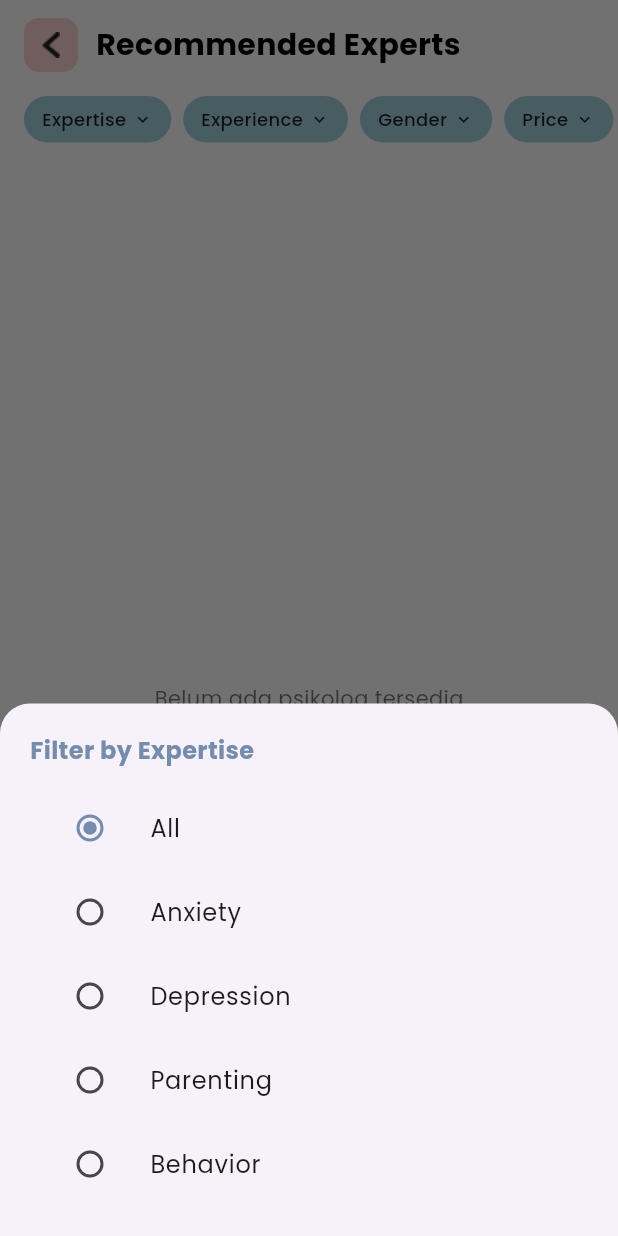
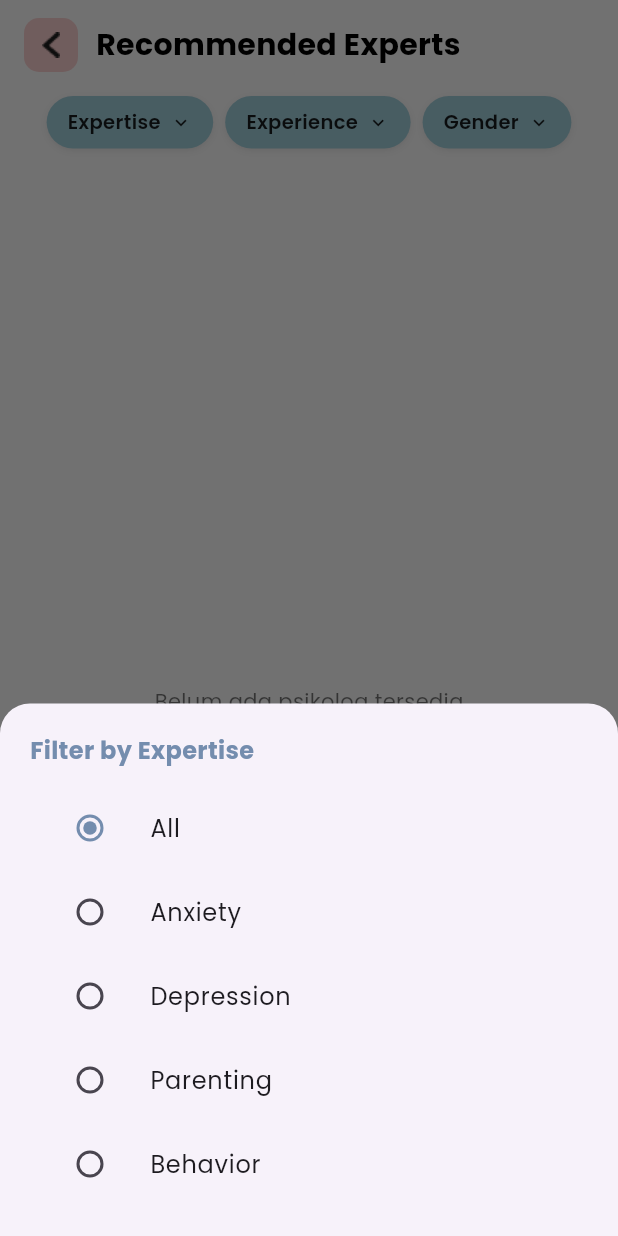
Before and after one commit to FinaIsma/moya_pbl2, a Flutter app: the PsychologistListPage screen opened by its route, after a tap on "Expertise", on a phone screen of 412 x 824 dp. Run offline on Flutter 3.47's test engine with Material 3 defaults, Android fonts, the light colour scheme and no system bars; our stand-ins replace cloud_firestore, file_picker, firebase_auth, firebase_core, fl_chart, google_fonts and 1 more; accounts and stored records are empty.

Commit message:
Redesign psychologist filter UI and remove price feature

```diff
--- a/lib/models/psychologist.dart
+++ b/lib/models/psychologist.dart
@@ -3,7 +3,6 @@ class Psychologist {
   final String name;
   final String title;
   final int experience;
-  final int price;
   final double rating;
   final int totalConsult;
   final List<String> expertise;
@@ -18,7 +17,6 @@ class Psychologist {
     required this.name,
     required this.title,
     required this.experience,
-    required this.price,
     required this.rating,
     required this.totalConsult,
     required this.expertise,
@@ -35,7 +33,6 @@ class Psychologist {
       name: data['name'] ?? '',
       title: data['title'] ?? '',
       experience: int.tryParse(data['experience'].toString()) ?? 0,
-      price: int.tryParse(data['price'].toString()) ?? 0,
       rating: double.tryParse(data['rating'].toString()) ?? 0.0,
       totalConsult: int.tryParse(data['totalConsult'].toString()) ?? 0,
       expertise: List<String>.from(data['expertise'] ?? []),
--- a/lib/screens/dashboard_screen.dart
+++ b/lib/screens/dashboard_screen.dart
@@ -3,6 +3,8 @@ import 'package:flutter/material.dart';
 import 'package:firebase_auth/firebase_auth.dart';
 import 'package:cloud_firestore/cloud_firestore.dart';
 import 'mood_journal_page.dart';
+import 'psychologist_list_page.dart';
+
 
 class DashboardScreen extends StatefulWidget {
   const DashboardScreen({super.key});
@@ -340,7 +342,7 @@ class _DashboardScreenState extends State<DashboardScreen> {
           _actionButton('assets/images/icon_consult.png', "Consult", () {
             Navigator.push(
               context,
-              MaterialPageRoute(builder: (context) => const PlaceholderPage(name: "Consult")),
+              MaterialPageRoute(builder: (context) => const PsychologistListPage()),
             );
           }),
 
--- a/lib/screens/psychologist_list_page.dart
+++ b/lib/screens/psychologist_list_page.dart
@@ -29,11 +29,7 @@ class _PsychologistListPageState extends State<PsychologistListPage> {
     "Behavior",
   ];
 
-  final List<Map<String, dynamic>> priceRanges = [
-    {'label': '< Rp50.000', 'min': 0, 'max': 50000},
-    {'label': 'Rp50.000 - Rp100.000', 'min': 50000, 'max': 100000},
-    {'label': '> Rp100.000', 'min': 100000, 'max': 999999999},
-  ];
+
 
   Stream<List<Psychologist>> getPsychologistStream() {
     return FirebaseFirestore.instance
@@ -54,12 +50,6 @@ class _PsychologistListPageState extends State<PsychologistListPage> {
     if (selectedExperience != null && selectedExperience!.isNotEmpty) {
       final exp = int.tryParse(selectedExperience!) ?? 0;
       list = list.where((p) => p.experience >= exp).toList();
-    }
-    if (selectedPriceRange != null) {
-      list = list.where((p) =>
-        p.price >= selectedPriceRange!['min'] &&
-        p.price <= selectedPriceRange!['max']
-      ).toList();
     }
     return list;
   }
@@ -219,56 +209,6 @@ class _PsychologistListPageState extends State<PsychologistListPage> {
     );
   }
 
-  void _showPriceFilter() {
-    showModalBottomSheet(
-      context: context,
-      shape: const RoundedRectangleBorder(
-        borderRadius: BorderRadius.vertical(top: Radius.circular(20)),
-      ),
-      builder: (_) => Padding(
-        padding: const EdgeInsets.all(20),
-        child: Column(
-          mainAxisSize: MainAxisSize.min,
-          crossAxisAlignment: CrossAxisAlignment.start,
-          children: [
-            Text(
-              'Filter by Price',
-              style: GoogleFonts.poppins(
-                fontWeight: FontWeight.bold,
-                fontSize: 16,
-                color: secondaryBlue,
-              ),
-            ),
-            const SizedBox(height: 12),
-            ListTile(
-              title: Text('All', style: GoogleFonts.poppins()),
-              leading: Radio<Map<String, dynamic>?>(
-                value: null,
-                groupValue: selectedPriceRange,
-                activeColor: secondaryBlue,
-                onChanged: (val) {
-                  setState(() => selectedPriceRange = val);
-                  Navigator.pop(context);
-                },
-              ),
-            ),
-            ...priceRanges.map((r) => ListTile(
-                  title: Text(r['label'], style: GoogleFonts.poppins()),
-                  leading: Radio<Map<String, dynamic>?>(
-                    value: r,
-                    groupValue: selectedPriceRange,
-                    activeColor: secondaryBlue,
-                    onChanged: (val) {
-                      setState(() => selectedPriceRange = val);
-                      Navigator.pop(context);
-                    },
-                  ),
-                )),
-          ],
-        ),
-      ),
-    );
-  }
 
   @override
   Widget build(BuildContext context) {
@@ -329,12 +269,6 @@ class _PsychologistListPageState extends State<PsychologistListPage> {
                     'Gender',
                     selected: selectedGender != null,
                     onTap: _showGenderFilter,
-                  ),
-                  const SizedBox(width: 8),
-                  _filterChip(
-                    'Price',
-                    selected: selectedPriceRange != null,
-                    onTap: _showPriceFilter,
                   ),
                 ],
               ),
@@ -408,25 +342,41 @@ class _PsychologistListPageState extends State<PsychologistListPage> {
     return GestureDetector(
       onTap: onTap,
       child: Container(
-        padding: const EdgeInsets.symmetric(horizontal: 12, vertical: 7),
+        padding: const EdgeInsets.symmetric(horizontal: 14, vertical: 8),
         decoration: BoxDecoration(
           color: selected ? secondaryBlue : primaryBlue,
-          borderRadius: BorderRadius.circular(20),
+          borderRadius: BorderRadius.circular(22),
+          boxShadow: selected
+              ? [
+                  BoxShadow(
+                    color: secondaryBlue.withOpacity(0.2),
+                    blurRadius: 6,
+                    offset: const Offset(0, 3),
+                  ),
+                ]
+              : [
+                  BoxShadow(
+                    color: Colors.black.withOpacity(0.08),
+                    blurRadius: 3,
+                    offset: const Offset(0, 1.5),
+                  ),
+                ],
         ),
         child: Row(
+          mainAxisSize: MainAxisSize.min,
           children: [
             Text(
               label,
               style: GoogleFonts.poppins(
-                fontSize: 12,
+                fontSize: 13,
                 color: selected ? Colors.white : Colors.black87,
-                fontWeight: FontWeight.w500,
+                fontWeight: FontWeight.w600,
               ),
             ),
-            const SizedBox(width: 4),
+            const SizedBox(width: 6),
             Icon(
               Icons.keyboard_arrow_down,
-              size: 14,
+              size: 15,
               color: selected ? Colors.white : Colors.black87,
             ),
           ],
--- a/lib/widgets/psychologist_card.dart
+++ b/lib/widgets/psychologist_card.dart
@@ -80,8 +80,6 @@ class PsychologistCard extends StatelessWidget {
                         ),
                         const SizedBox(width: 2),
                         _badge(null, psychologist.gender),
-                        const SizedBox(width: 2),
-                        _badge(null, 'Rp${_formatPrice(psychologist.price)}'),
                       ],
                     ),
                   ),
@@ -145,10 +143,5 @@ class PsychologistCard extends StatelessWidget {
     );
   }
 
-  String _formatPrice(int price) {
-    return price.toString().replaceAllMapped(
-      RegExp(r'(\d{1,3})(?=(\d{3})+(?!\d))'),
-      (m) => '${m[1]}.',
-    );
-  }
+
 }
```
